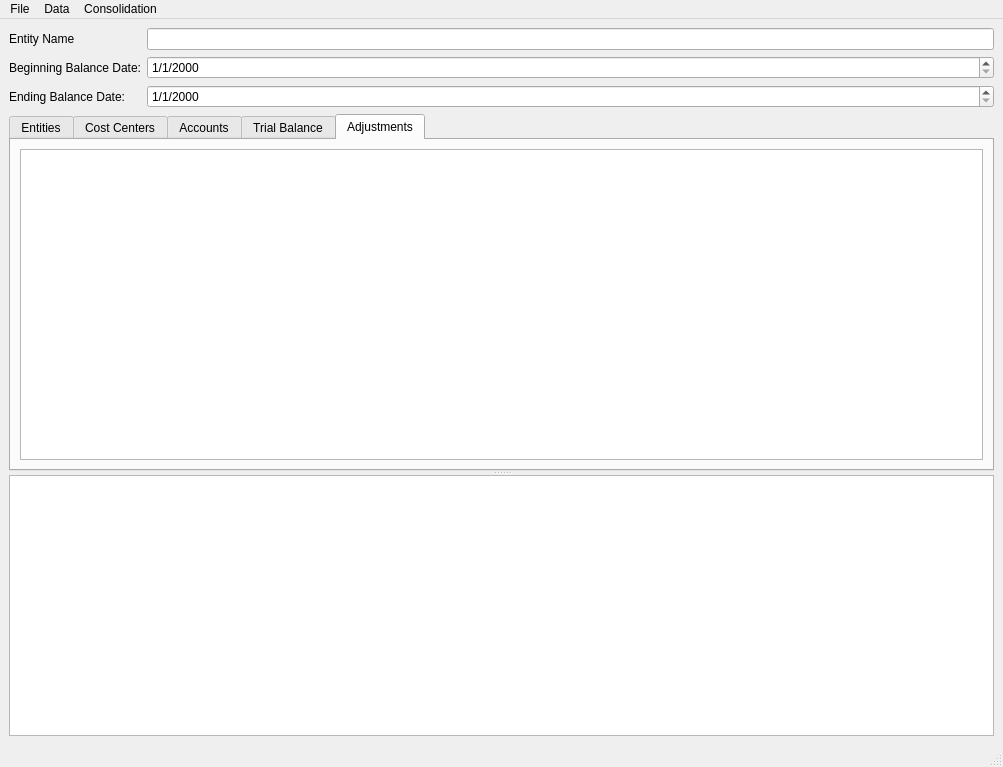
First picture: the form in ui/MainWindow.ui, repository herrsmitty8128/ConsolidationBuilder, before the edit.
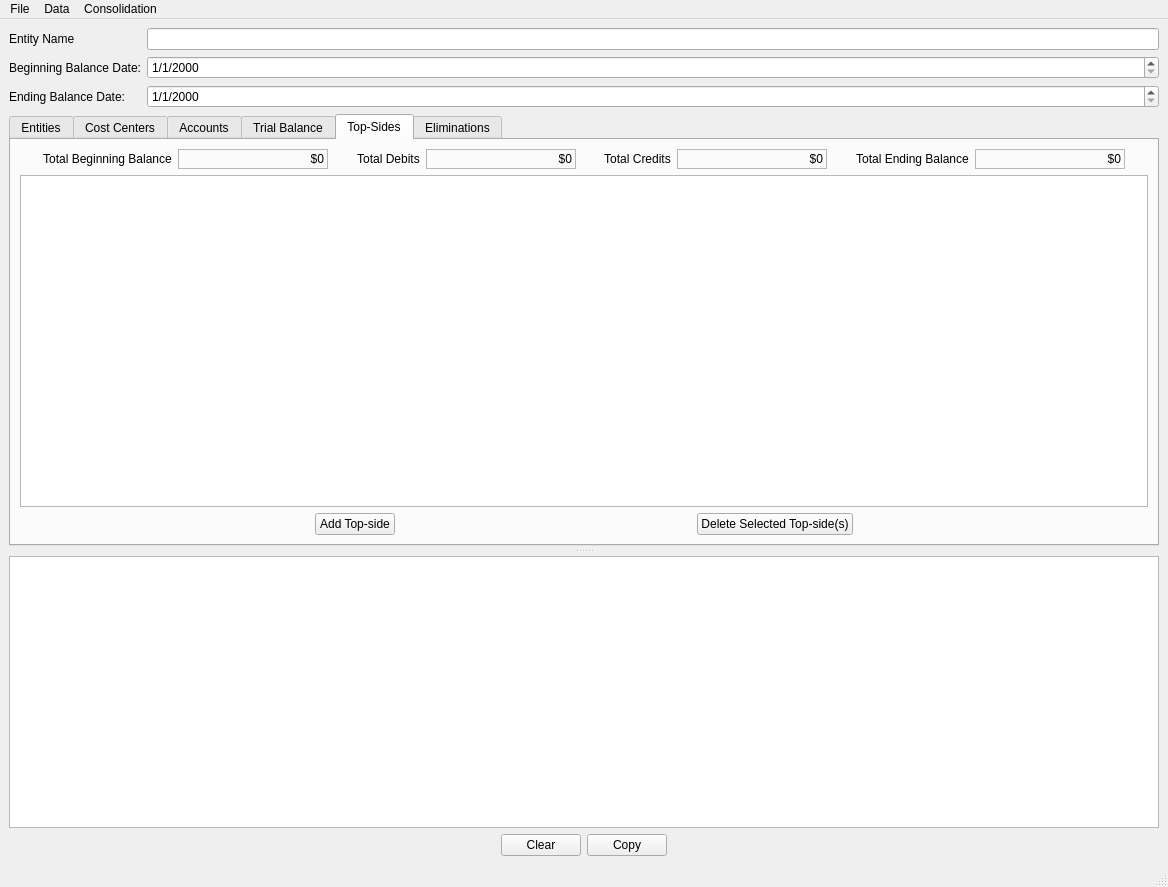
Second picture: the form after the edit.

Diff of the .ui file:
```diff
--- a/ui/MainWindow.ui
+++ b/ui/MainWindow.ui
@@ -6,8 +6,8 @@
    <rect>
     <x>0</x>
     <y>0</y>
-    <width>1003</width>
-    <height>767</height>
+    <width>1168</width>
+    <height>887</height>
    </rect>
   </property>
   <property name="windowTitle">
@@ -17,9 +17,18 @@
    <layout class="QHBoxLayout" name="horizontalLayout">
     <item>
      <widget class="QSplitter" name="splitter">
+      <property name="lineWidth">
+       <number>1</number>
+      </property>
+      <property name="midLineWidth">
+       <number>0</number>
+      </property>
       <property name="orientation">
        <enum>Qt::Vertical</enum>
       </property>
+      <property name="handleWidth">
+       <number>10</number>
+      </property>
       <widget class="QWidget" name="verticalLayoutWidget">
        <layout class="QVBoxLayout" name="verticalLayout">
         <item>
@@ -167,11 +176,304 @@
           </widget>
           <widget class="QWidget" name="AdjustmentsTab">
            <attribute name="title">
-            <string>Adjustments</string>
+            <string>Top-Sides</string>
            </attribute>
-           <layout class="QHBoxLayout" name="horizontalLayout_6">
+           <layout class="QVBoxLayout" name="verticalLayout_8">
             <item>
-             <widget class="QTableView" name="Adjustments">
+             <layout class="QVBoxLayout" name="verticalLayout_7">
+              <item>
+               <layout class="QHBoxLayout" name="horizontalLayout_10">
+                <item>
+                 <spacer name="horizontalSpacer_15">
+                  <property name="orientation">
+                   <enum>Qt::Horizontal</enum>
+                  </property>
+                  <property name="sizeHint" stdset="0">
+                   <size>
+                    <width>40</width>
+                    <height>20</height>
+                   </size>
+                  </property>
+                 </spacer>
+                </item>
+                <item>
+                 <widget class="QLabel" name="label_4">
+                  <property name="text">
+                   <string>Total Beginning Balance</string>
+                  </property>
+                  <property name="alignment">
+                   <set>Qt::AlignCenter</set>
+                  </property>
+                 </widget>
+                </item>
+                <item>
+                 <widget class="QLabel" name="totalTopSidesBeginning">
+                  <property name="minimumSize">
+                   <size>
+                    <width>150</width>
+                    <height>0</height>
+                   </size>
+                  </property>
+                  <property name="maximumSize">
+                   <size>
+                    <width>200</width>
+                    <height>16777215</height>
+                   </size>
+                  </property>
+                  <property name="frameShape">
+                   <enum>QFrame::StyledPanel</enum>
+                  </property>
+                  <property name="text">
+                   <string>$0</string>
+                  </property>
+                  <property name="alignment">
+                   <set>Qt::AlignRight|Qt::AlignTrailing|Qt::AlignVCenter</set>
+                  </property>
+                 </widget>
+                </item>
+                <item>
+                 <spacer name="horizontalSpacer_16">
+                  <property name="orientation">
+                   <enum>Qt::Horizontal</enum>
+                  </property>
+                  <property name="sizeHint" stdset="0">
+                   <size>
+                    <width>40</width>
+                    <height>20</height>
+                   </size>
+                  </property>
+                 </spacer>
+                </item>
+                <item>
+                 <widget class="QLabel" name="label_5">
+                  <property name="text">
+                   <string>Total Debits</string>
+                  </property>
+                  <property name="alignment">
+                   <set>Qt::AlignCenter</set>
+                  </property>
+                 </widget>
+                </item>
+                <item>
+                 <widget class="QLabel" name="totalTopSidesDebits">
+                  <property name="minimumSize">
+                   <size>
+                    <width>150</width>
+                    <height>0</height>
+                   </size>
+                  </property>
+                  <property name="maximumSize">
+                   <size>
+                    <width>200</width>
+                    <height>16777215</height>
+                   </size>
+                  </property>
+                  <property name="frameShape">
+                   <enum>QFrame::StyledPanel</enum>
+                  </property>
+                  <property name="text">
+                   <string>$0</string>
+                  </property>
+                  <property name="alignment">
+                   <set>Qt::AlignRight|Qt::AlignTrailing|Qt::AlignVCenter</set>
+                  </property>
+                 </widget>
+                </item>
+                <item>
+                 <spacer name="horizontalSpacer_17">
+                  <property name="orientation">
+                   <enum>Qt::Horizontal</enum>
+                  </property>
+                  <property name="sizeHint" stdset="0">
+                   <size>
+                    <width>40</width>
+                    <height>20</height>
+                   </size>
+                  </property>
+                 </spacer>
+                </item>
+                <item>
+                 <widget class="QLabel" name="label_6">
+                  <property name="text">
+                   <string>Total Credits</string>
+                  </property>
+                  <property name="alignment">
+                   <set>Qt::AlignCenter</set>
+                  </property>
+                 </widget>
+                </item>
+                <item>
+                 <widget class="QLabel" name="totalTopSidesCredits">
+                  <property name="minimumSize">
+                   <size>
+                    <width>150</width>
+                    <height>0</height>
+                   </size>
+                  </property>
+                  <property name="maximumSize">
+                   <size>
+                    <width>200</width>
+                    <height>16777215</height>
+                   </size>
+                  </property>
+                  <property name="frameShape">
+                   <enum>QFrame::StyledPanel</enum>
+                  </property>
+                  <property name="text">
+                   <string>$0</string>
+                  </property>
+                  <property name="alignment">
+                   <set>Qt::AlignRight|Qt::AlignTrailing|Qt::AlignVCenter</set>
+                  </property>
+                 </widget>
+                </item>
+                <item>
+                 <spacer name="horizontalSpacer_19">
+                  <property name="orientation">
+                   <enum>Qt::Horizontal</enum>
+                  </property>
+                  <property name="sizeHint" stdset="0">
+                   <size>
+                    <width>40</width>
+                    <height>20</height>
+                   </size>
+                  </property>
+                 </spacer>
+                </item>
+                <item>
+                 <widget class="QLabel" name="label_11">
+                  <property name="text">
+                   <string>Total Ending Balance</string>
+                  </property>
+                  <property name="alignment">
+                   <set>Qt::AlignCenter</set>
+                  </property>
+                 </widget>
+                </item>
+                <item>
+                 <widget class="QLabel" name="totalTopSidesEnding">
+                  <property name="minimumSize">
+                   <size>
+                    <width>150</width>
+                    <height>0</height>
+                   </size>
+                  </property>
+                  <property name="maximumSize">
+                   <size>
+                    <width>200</width>
+                    <height>16777215</height>
+                   </size>
+                  </property>
+                  <property name="frameShape">
+                   <enum>QFrame::StyledPanel</enum>
+                  </property>
+                  <property name="text">
+                   <string>$0</string>
+                  </property>
+                  <property name="alignment">
+                   <set>Qt::AlignRight|Qt::AlignTrailing|Qt::AlignVCenter</set>
+                  </property>
+                 </widget>
+                </item>
+                <item>
+                 <spacer name="horizontalSpacer_18">
+                  <property name="orientation">
+                   <enum>Qt::Horizontal</enum>
+                  </property>
+                  <property name="sizeHint" stdset="0">
+                   <size>
+                    <width>40</width>
+                    <height>20</height>
+                   </size>
+                  </property>
+                 </spacer>
+                </item>
+               </layout>
+              </item>
+              <item>
+               <widget class="QTableView" name="Top_Sides">
+                <property name="alternatingRowColors">
+                 <bool>true</bool>
+                </property>
+                <property name="selectionMode">
+                 <enum>QAbstractItemView::ExtendedSelection</enum>
+                </property>
+                <property name="selectionBehavior">
+                 <enum>QAbstractItemView::SelectRows</enum>
+                </property>
+                <property name="sortingEnabled">
+                 <bool>true</bool>
+                </property>
+               </widget>
+              </item>
+              <item>
+               <layout class="QHBoxLayout" name="horizontalLayout_6">
+                <item>
+                 <spacer name="horizontalSpacer_13">
+                  <property name="orientation">
+                   <enum>Qt::Horizontal</enum>
+                  </property>
+                  <property name="sizeHint" stdset="0">
+                   <size>
+                    <width>40</width>
+                    <height>20</height>
+                   </size>
+                  </property>
+                 </spacer>
+                </item>
+                <item>
+                 <widget class="QPushButton" name="addTopSideButton">
+                  <property name="text">
+                   <string>Add Top-side</string>
+                  </property>
+                 </widget>
+                </item>
+                <item>
+                 <spacer name="horizontalSpacer_12">
+                  <property name="orientation">
+                   <enum>Qt::Horizontal</enum>
+                  </property>
+                  <property name="sizeHint" stdset="0">
+                   <size>
+                    <width>40</width>
+                    <height>20</height>
+                   </size>
+                  </property>
+                 </spacer>
+                </item>
+                <item>
+                 <widget class="QPushButton" name="deleteTopSideButton">
+                  <property name="text">
+                   <string>Delete Selected Top-side(s)</string>
+                  </property>
+                 </widget>
+                </item>
+                <item>
+                 <spacer name="horizontalSpacer_14">
+                  <property name="orientation">
+                   <enum>Qt::Horizontal</enum>
+                  </property>
+                  <property name="sizeHint" stdset="0">
+                   <size>
+                    <width>40</width>
+                    <height>20</height>
+                   </size>
+                  </property>
+                 </spacer>
+                </item>
+               </layout>
+              </item>
+             </layout>
+            </item>
+           </layout>
+          </widget>
+          <widget class="QWidget" name="eliminationsTab">
+           <attribute name="title">
+            <string>Eliminations</string>
+           </attribute>
+           <layout class="QHBoxLayout" name="horizontalLayout_12">
+            <item>
+             <widget class="QTableView" name="Eliminations">
               <property name="alternatingRowColors">
                <bool>true</bool>
               </property>
@@ -192,7 +494,57 @@
         </item>
        </layout>
       </widget>
-      <widget class="QTextEdit" name="errorTextEdit"/>
+      <widget class="QWidget" name="verticalLayoutWidget_2">
+       <layout class="QVBoxLayout" name="verticalLayout_6">
+        <item>
+         <widget class="QTextEdit" name="console"/>
+        </item>
+        <item>
+         <layout class="QHBoxLayout" name="horizontalLayout_9">
+          <item>
+           <spacer name="horizontalSpacer_4">
+            <property name="orientation">
+             <enum>Qt::Horizontal</enum>
+            </property>
+            <property name="sizeHint" stdset="0">
+             <size>
+              <width>40</width>
+              <height>20</height>
+             </size>
+            </property>
+           </spacer>
+          </item>
+          <item>
+           <widget class="QPushButton" name="clearConsoleButton">
+            <property name="text">
+             <string>Clear</string>
+            </property>
+           </widget>
+          </item>
+          <item>
+           <widget class="QPushButton" name="copyConsoleButton">
+            <property name="text">
+             <string>Copy</string>
+            </property>
+           </widget>
+          </item>
+          <item>
+           <spacer name="horizontalSpacer_5">
+            <property name="orientation">
+             <enum>Qt::Horizontal</enum>
+            </property>
+            <property name="sizeHint" stdset="0">
+             <size>
+              <width>40</width>
+              <height>20</height>
+             </size>
+            </property>
+           </spacer>
+          </item>
+         </layout>
+        </item>
+       </layout>
+      </widget>
      </widget>
     </item>
    </layout>
@@ -202,7 +554,7 @@
     <rect>
      <x>0</x>
      <y>0</y>
-     <width>1003</width>
+     <width>1168</width>
      <height>22</height>
     </rect>
    </property>
```
Left out of the diff: 516 changed lines with no effect on the pictures.
